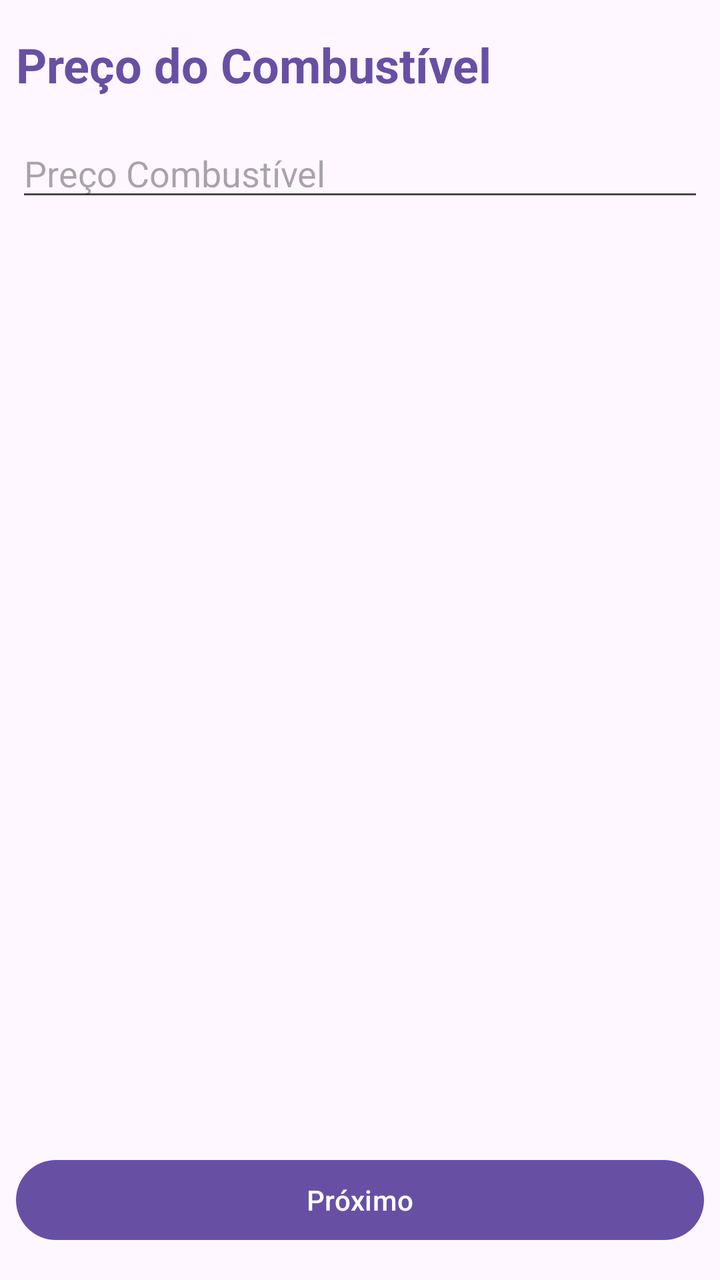
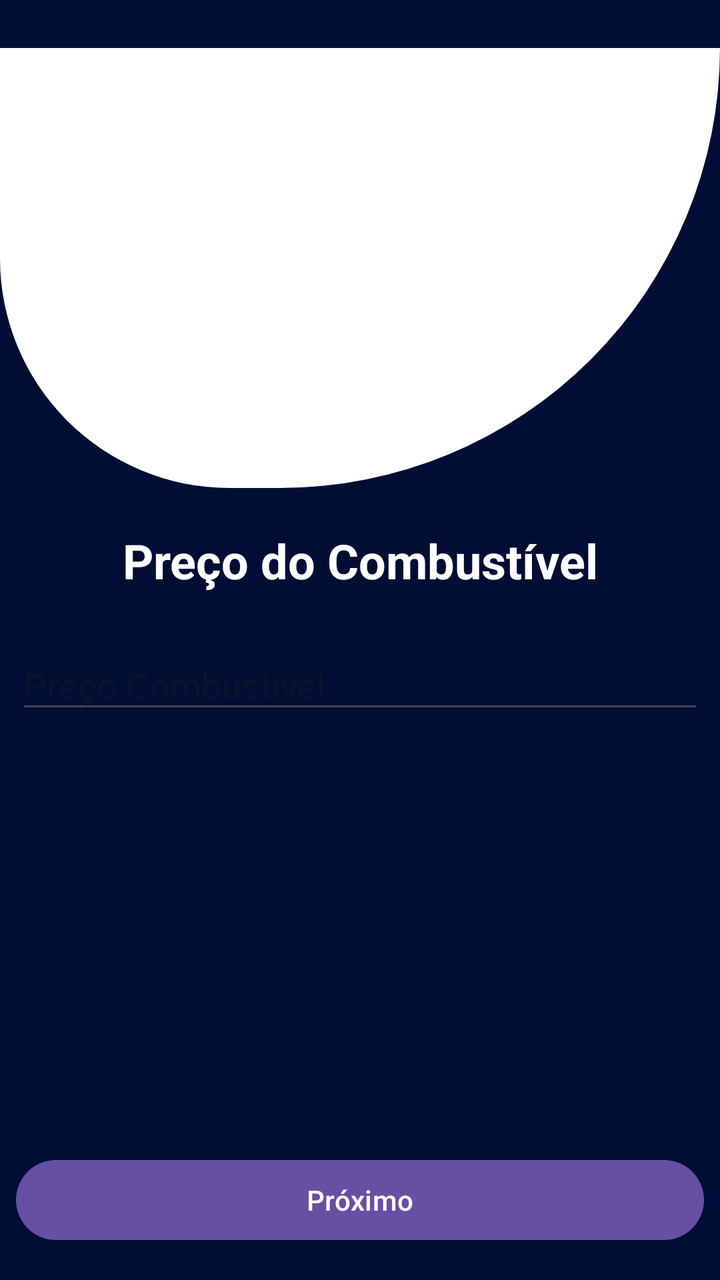

Before-and-after screenshots of an Android layout around one commit, followed by the original layout XML and the change that was made.
<!-- AndroidManifest.xml: application theme Theme.FuelCalculator -->
<!-- res/layout/activity_preco_combustivel.xml -->
<?xml version="1.0" encoding="utf-8"?>
<androidx.constraintlayout.widget.ConstraintLayout xmlns:android="http://schemas.android.com/apk/res/android"
    xmlns:app="http://schemas.android.com/apk/res-auto"
    xmlns:tools="http://schemas.android.com/tools"
    android:id="@+id/main"
    android:layout_width="match_parent"
    android:layout_height="match_parent"
    tools:context=".PrecoCombustivelActivity">

    <EditText
        android:id="@+id/edtPrecoCombustivel"
        android:layout_width="0dp"
        android:layout_height="wrap_content"
        android:layout_marginStart="8dp"
        android:layout_marginTop="16dp"
        android:layout_marginEnd="8dp"
        android:ems="10"
        android:hint="Preço Combustível"
        android:inputType="numberDecimal"
        app:layout_constraintEnd_toEndOf="parent"
        app:layout_constraintStart_toStartOf="parent"
        app:layout_constraintTop_toBottomOf="@+id/tvPrecoCombustivelTitulo" />

    <Button
        android:id="@+id/btnPrecoCombustivelProximo"
        android:layout_width="0dp"
        android:layout_height="wrap_content"
        android:layout_marginStart="8dp"
        android:layout_marginEnd="8dp"
        android:layout_marginBottom="16dp"
        android:text="Próximo"
        app:layout_constraintBottom_toBottomOf="parent"
        app:layout_constraintEnd_toEndOf="parent"
        app:layout_constraintHorizontal_bias="0.0"
        app:layout_constraintStart_toStartOf="parent"
        app:layout_constraintTop_toBottomOf="@+id/edtPrecoCombustivel"
        app:layout_constraintVertical_bias="1.0" />

    <TextView
        android:id="@+id/tvPrecoCombustivelTitulo"
        android:layout_width="wrap_content"
        android:layout_height="wrap_content"
        android:layout_marginStart="8dp"
        android:layout_marginTop="16dp"
        android:text="Preço do Combustível"
        android:textColor="#ff6750a4"
        android:textSize="24sp"
        android:textStyle="bold"
        app:layout_constraintStart_toStartOf="parent"
        app:layout_constraintTop_toTopOf="parent" />

</androidx.constraintlayout.widget.ConstraintLayout>
<!-- resources referenced by this layout -->
<resources>
  <style name="Theme.FuelCalculator" parent="Base.Theme.FuelCalculator" />
  <style name="Base.Theme.FuelCalculator" parent="Theme.Material3.DayNight.NoActionBar">
          
          
      </style>
</resources>

<!-- the commit's change to res/layout/activity_preco_combustivel.xml (unified diff, before → after) -->
@@ -3,21 +3,35 @@
     xmlns:app="http://schemas.android.com/apk/res-auto"
     xmlns:tools="http://schemas.android.com/tools"
     android:id="@+id/main"
+    android:background="@color/background"
     android:layout_width="match_parent"
     android:layout_height="match_parent"
     tools:context=".PrecoCombustivelActivity">
+
+    <LinearLayout
+        android:id="@+id/linearLayout"
+        android:layout_width="match_parent"
+        android:layout_height="220dp"
+        android:layout_marginTop="24dp"
+        android:background="@drawable/bg_rounded"
+        android:gravity="center"
+        app:layout_constraintEnd_toEndOf="parent"
+        app:layout_constraintStart_toStartOf="parent"
+        app:layout_constraintTop_toTopOf="parent" />
 
     <EditText
         android:id="@+id/edtPrecoCombustivel"
         android:layout_width="0dp"
         android:layout_height="wrap_content"
         android:layout_marginStart="8dp"
-        android:layout_marginTop="16dp"
+        android:layout_marginTop="24dp"
         android:layout_marginEnd="8dp"
+        android:textColor="@color/white"
         android:ems="10"
         android:hint="Preço Combustível"
         android:inputType="numberDecimal"
         app:layout_constraintEnd_toEndOf="parent"
+        app:layout_constraintHorizontal_bias="0.0"
         app:layout_constraintStart_toStartOf="parent"
         app:layout_constraintTop_toBottomOf="@+id/tvPrecoCombustivelTitulo" />
 
@@ -40,12 +54,12 @@
         android:id="@+id/tvPrecoCombustivelTitulo"
         android:layout_width="wrap_content"
         android:layout_height="wrap_content"
-        android:layout_marginStart="8dp"
-        android:layout_marginTop="16dp"
+        android:layout_marginTop="264dp"
+        android:textColor="@color/white"
         android:text="Preço do Combustível"
-        android:textColor="#ff6750a4"
         android:textSize="24sp"
         android:textStyle="bold"
+        app:layout_constraintEnd_toEndOf="parent"
         app:layout_constraintStart_toStartOf="parent"
         app:layout_constraintTop_toTopOf="parent" />
 
<!-- resource entries referenced after the edit -->
@@ -1,5 +1,27 @@
 <!-- resources referenced by this layout -->
 <resources>
+  <color name="background">#000E35</color>
+  <color name="white">#FFFFFFFF</color>
+  <!-- drawable bg_rounded (drawable) -->
+  <?xml version="1.0" encoding="utf-8"?>
+  <shape xmlns:android="http://schemas.android.com/apk/res/android"
+      android:shape="rectangle">
+  
+      <solid android:color="@android:color/white"/>
+  
+      <corners
+          android:topLeftRadius="0dp"
+          android:topRightRadius="0dp"
+          android:bottomLeftRadius="120dp"
+          android:bottomRightRadius="230dp"/>
+  
+      <padding
+          android:left="12dp"
+          android:top="12dp"
+          android:right="12dp"
+          android:bottom="12dp"/>
+  
+  </shape>
   <style name="Theme.FuelCalculator" parent="Base.Theme.FuelCalculator" />
   <style name="Base.Theme.FuelCalculator" parent="Theme.Material3.DayNight.NoActionBar">
           
